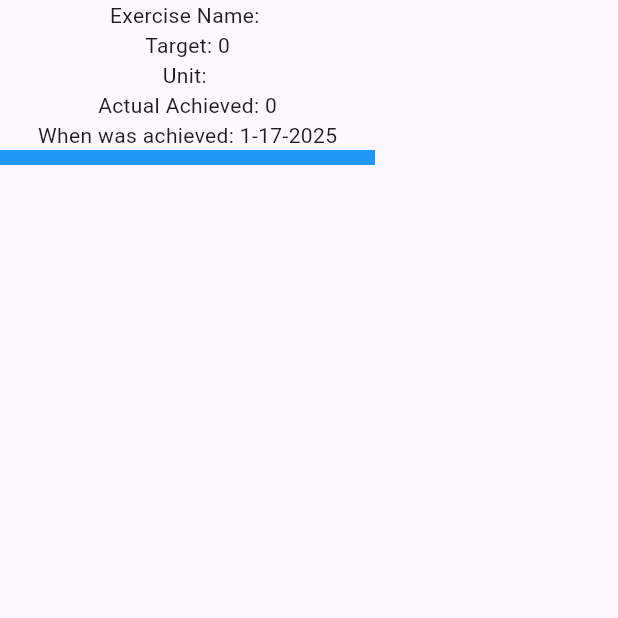
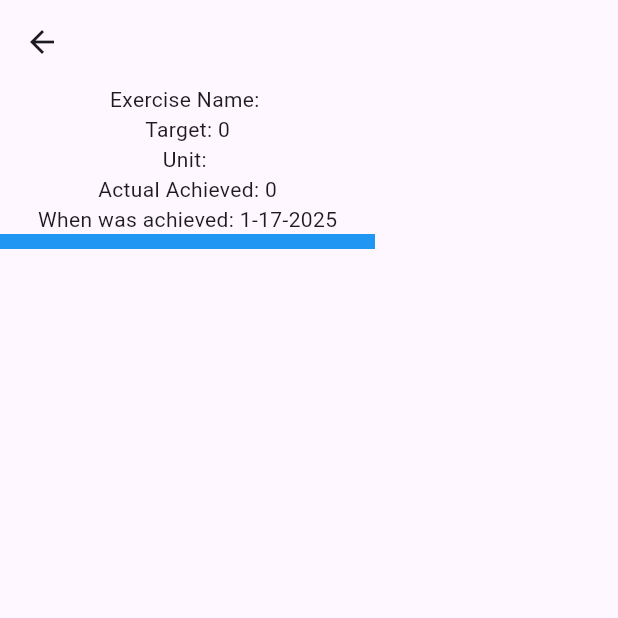
Before and after one commit to esousasilva/Eduardo-Mobile-App-CPSC-5250, a Flutter app: the WorkoutHistoryPage screen opened directly with empty values, on a phone screen of 412 x 824 dp, the top half of it. Run offline on Flutter 3.47's test engine with Material 3 defaults, Android fonts, the phone set to English and light mode, and no system bars.

Commit message:
Added AppBar to the workout_history_page.dart file

```diff
--- a/lib/pages/workout_history_page.dart
+++ b/lib/pages/workout_history_page.dart
@@ -16,11 +16,16 @@ class WorkoutHistoryPage extends StatelessWidget {
   @override
   Widget build(BuildContext context) {
     return Scaffold(
-      body: SafeArea(
-        child: SingleChildScrollView(
-          child: WorkoutDetails(exerciseResult: exerciseResult, dateTime: dateTime),
-        ),
-      ),
+      appBar: AppBar(),
+      body: Column(
+        children: [
+          SafeArea(
+            child: SingleChildScrollView(
+              child: WorkoutDetails(exerciseResult: exerciseResult, dateTime: dateTime),
+            ),
+          ),
+        ],
+      )
     );
   }
 }
```
